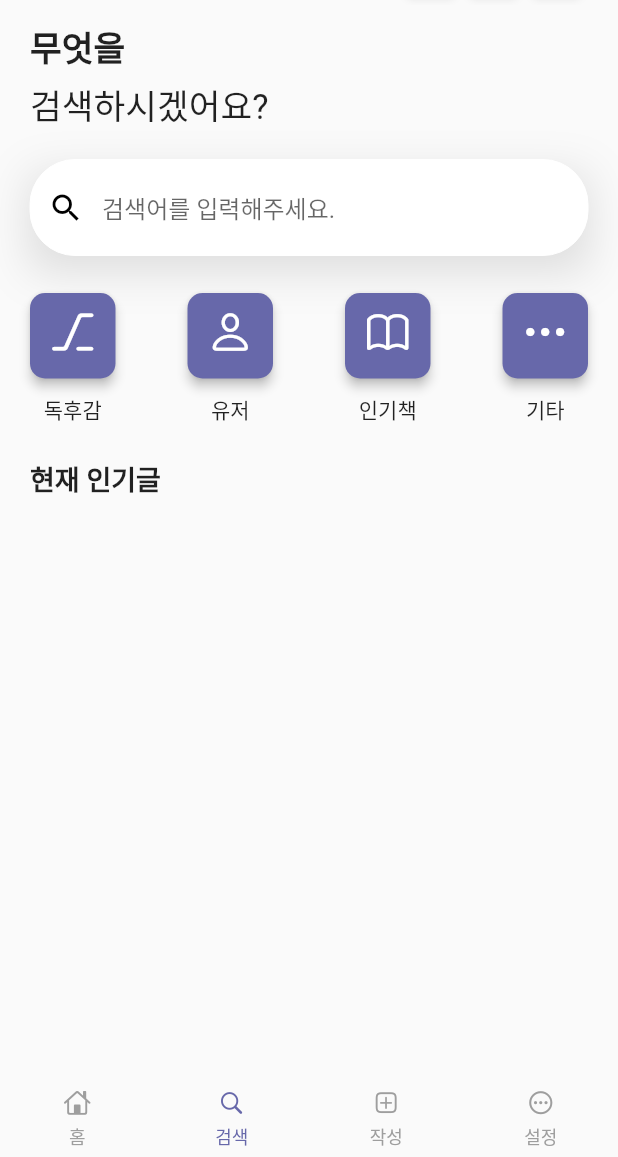
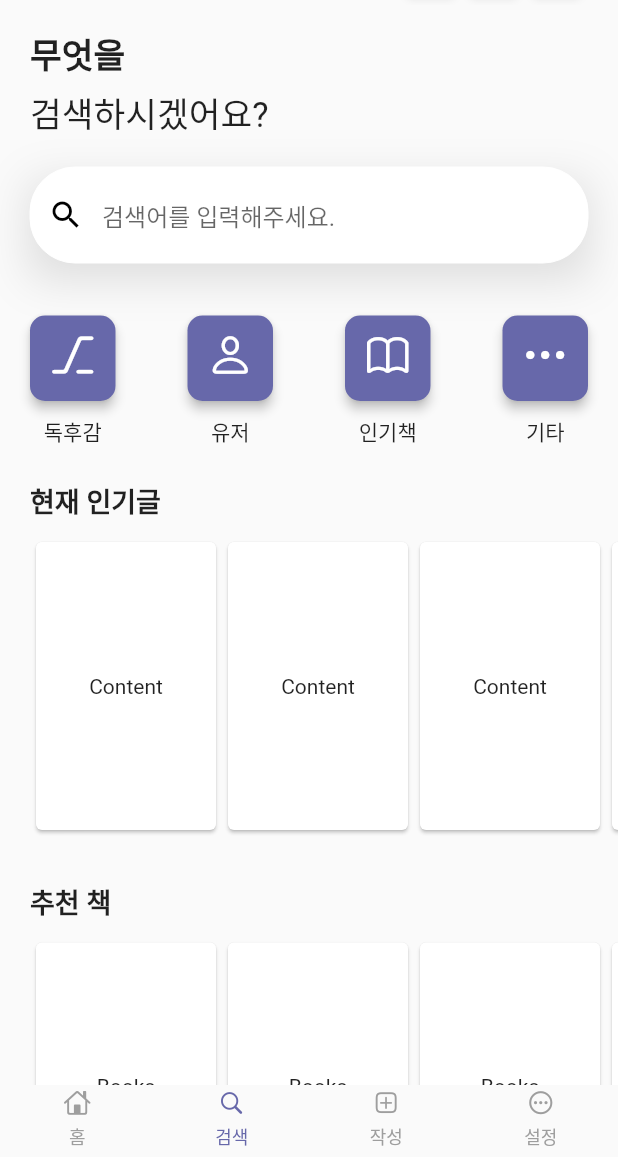
Before and after one commit to book-report-project/book-report-project, a Flutter app: the screen it shows after launch, on a phone screen of 412 x 824 dp, the part 79-1236 px from its top. Run offline on Flutter 3.47's test engine with Material 2 defaults, Android fonts, the light colour scheme and no system bars; our stand-ins replace cached_network_image, faker, google_fonts, jiffy, like_button.

Commit message:
feat(:sparkles:): 검색 페이지 ui

```diff
--- a/lib/pages/home/search_page.dart
+++ b/lib/pages/home/search_page.dart
@@ -13,29 +13,35 @@ class SearchPage extends StatefulWidget {
 class SearchPageState extends State<SearchPage> {
   @override
   Widget build(BuildContext context) {
-    return Padding(
-      padding: const EdgeInsets.only(left: 20.0, top: 10.0),
+    return SingleChildScrollView(
       child: Column(
-        mainAxisAlignment: MainAxisAlignment.start,
+        mainAxisSize: MainAxisSize.min,
+        children: <Widget>[
+          SizedBox(
+            width: MediaQuery.of(context).size.width,
+            child: Padding(
+              padding: const EdgeInsets.only(left: 20, right: 15, top: 15),
+              child: Column(
                 crossAxisAlignment: CrossAxisAlignment.start,
-        children: [
-          Expanded(
-              child: SingleChildScrollView(
-            child: Column(
-              mainAxisAlignment: MainAxisAlignment.start,
-              crossAxisAlignment: CrossAxisAlignment.start,
-              children: [
-                const Text(
+                children: const [
+                  Text(
                     '무엇을',
-                  style: TextStyle(fontSize: 23.0, fontWeight: FontWeight.bold),
+                    style:
+                        TextStyle(fontSize: 23.0, fontWeight: FontWeight.bold),
                   ),
-                const SizedBox(height: 5.0),
-                const Text(
+                  SizedBox(height: 5.0),
+                  Text(
                     '검색하시겠어요?',
                     style: TextStyle(fontSize: 23.0),
                   ),
+                ],
+              ),
+            ),
+          ),
           _SearchInput(),
-                Row(
+          Padding(
+            padding: const EdgeInsets.only(left: 20.0, top: 10),
+            child: Row(
               mainAxisAlignment: MainAxisAlignment.spaceBetween,
               children: [
                 _Icon(
@@ -60,15 +66,33 @@ class SearchPageState extends State<SearchPage> {
                 ),
               ],
             ),
-                const Text(
+          ),
+          SizedBox(
+            width: MediaQuery.of(context).size.width,
+            child: const Padding(
+              padding: EdgeInsets.only(left: 20.0),
+              child: Text(
                 '현재 인기글',
                 style: TextStyle(fontSize: 18.0, fontWeight: FontWeight.w600),
               ),
+            ),
+          ),
           const SizedBox(height: 10),
-                // _PopularList(),
-              ],
+          _PopularList(),
+          const SizedBox(height: 30),
+          SizedBox(
+            width: MediaQuery.of(context).size.width,
+            child: const Padding(
+              padding: EdgeInsets.only(left: 20.0),
+              child: Text(
+                '추천 책',
+                style: TextStyle(fontSize: 18.0, fontWeight: FontWeight.w600),
               ),
-          )),
+            ),
+          ),
+          const SizedBox(height: 10),
+          _RecommandBookList(),
+          const SizedBox(height: 50),
         ],
       ),
     );
@@ -81,6 +105,7 @@ class _SearchInput extends StatelessWidget {
     return Padding(
       padding: const EdgeInsets.only(right: 20, top: 20.0),
       child: Container(
+        margin: const EdgeInsets.only(left: 20),
         decoration: const BoxDecoration(
           boxShadow: [
             BoxShadow(
@@ -155,20 +180,47 @@ class _Icon extends StatelessWidget {
 class _PopularList extends StatelessWidget {
   @override
   Widget build(BuildContext context) {
-    return Expanded(
+    return Container(
+      margin: const EdgeInsets.only(left: 20.0),
+      height: 200.0,
       child: ListView.builder(
+        physics: const ClampingScrollPhysics(),
         shrinkWrap: true,
-        physics: const NeverScrollableScrollPhysics(),
         scrollDirection: Axis.horizontal,
         itemCount: 15,
         itemBuilder: (BuildContext context, int index) => const Card(
-          margin: EdgeInsets.only(right: 20),
           child: SizedBox(
-              width: 250,
-              height: 80,
-              child: Center(child: Text('Dummy Card Text'))),
+            width: 120,
+            child: Center(
+              child: Text('Content'),
+            ),
+          ),
         ),
       ),
     );
   }
 }
+
+class _RecommandBookList extends StatelessWidget {
+  @override
+  Widget build(BuildContext context) {
+    return Container(
+      margin: const EdgeInsets.only(left: 20.0),
+      height: 200.0,
+      child: ListView.builder(
+        physics: const ClampingScrollPhysics(),
+        shrinkWrap: true,
+        scrollDirection: Axis.horizontal,
+        itemCount: 15,
+        itemBuilder: (BuildContext context, int index) => const Card(
+          child: SizedBox(
+            width: 120,
+            child: Center(
+              child: Text('Books'),
+            ),
+          ),
+        ),
+      ),
+    );
+  }
+}
```
Lines whose indentation alone changed are shown as unchanged.
